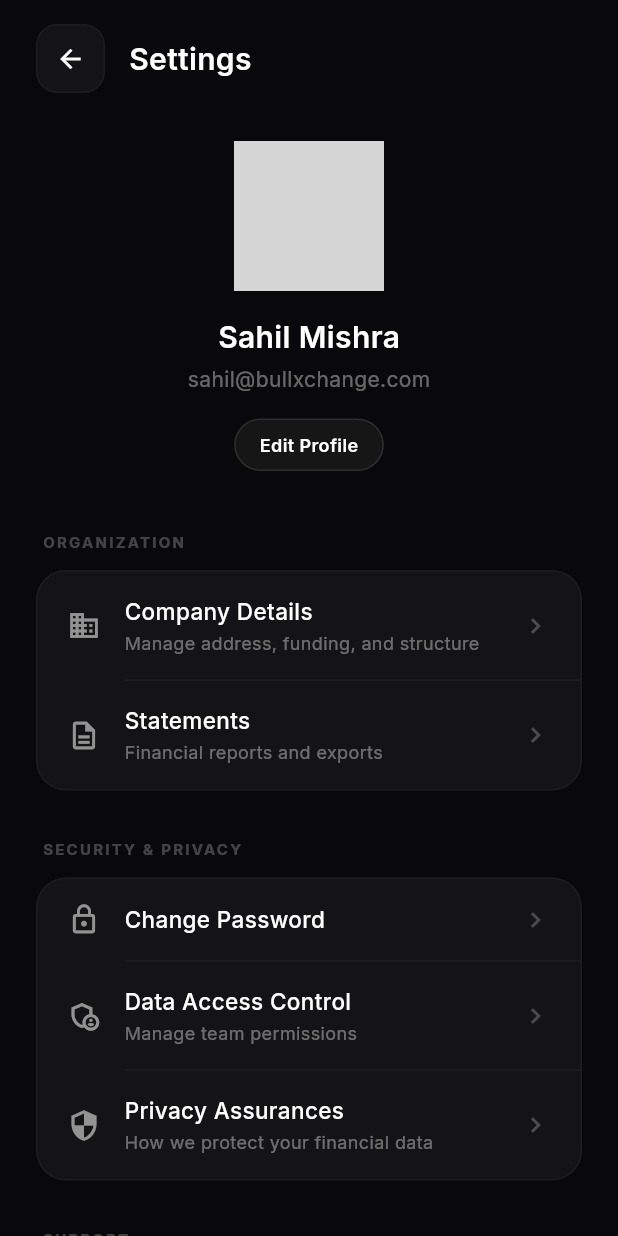
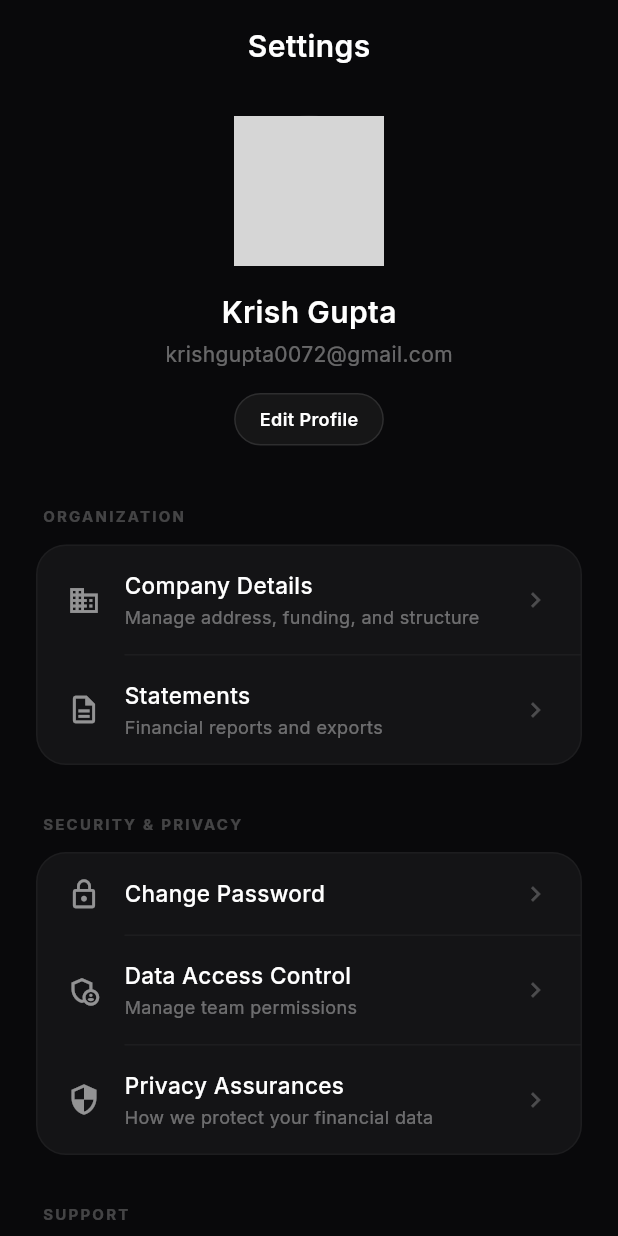
Before and after one commit to krishgupta1/startup-expense-tracker, a Flutter app: the SettingsScreen screen opened directly, on a phone screen of 412 x 824 dp. Run offline on Flutter 3.47's test engine with Material 3 defaults, Android fonts, the phone set to English and light mode, and no system bars; our stand-ins replace google_fonts; network calls fail; grey boxes are pictures that could not be loaded.

Commit message:
Update UI/UX improvements for company setup and settings screens

```diff
--- a/lib/features/company-setup/screen/company_setup_screen.dart
+++ b/lib/features/company-setup/screen/company_setup_screen.dart
@@ -340,8 +340,9 @@ class _CompanySetupScreenState extends State<CompanySetupScreen> {
                       ? _selectedCategories.remove(cat)
                       : _selectedCategories.add(cat);
                   // Hide error as soon as user selects something
-                  if (_selectedCategories.isNotEmpty)
+                  if (_selectedCategories.isNotEmpty) {
                     _showCategoryError = false;
+                  }
                 });
               },
               child: AnimatedContainer(
@@ -539,7 +540,7 @@ class _CompanySetupScreenState extends State<CompanySetupScreen> {
               style: GoogleFonts.inter(color: Colors.white54, fontSize: 16),
             ),
             const SizedBox(height: 24),
-            if (extraHeader != null) extraHeader,
+            ?extraHeader,
             ...children,
             const SizedBox(height: 100),
           ],
--- a/lib/features/settings/screens/data_access_screen.dart
+++ b/lib/features/settings/screens/data_access_screen.dart
@@ -72,7 +72,7 @@ class _DataAccessScreenState extends State<DataAccessScreen> {
                       Switch(
                         value: _allowSupportAccess,
                         onChanged: (val) => setState(() => _allowSupportAccess = val),
-                        activeColor: const Color(0xFF0A84FF),
+                        activeThumbColor: const Color(0xFF0A84FF),
                         activeTrackColor: const Color(0xFF0A84FF).withOpacity(0.3),
                         inactiveThumbColor: Colors.white54,
                         inactiveTrackColor: Colors.white10,
--- a/lib/features/settings/screens/settings_screen.dart
+++ b/lib/features/settings/screens/settings_screen.dart
@@ -160,22 +160,8 @@ class SettingsScreen extends StatelessWidget {
   // --- WIDGET BUILDERS ---
 
   Widget _buildHeader(BuildContext context) {
-    return Row(
-      children: [
-        GestureDetector(
-          onTap: () => Navigator.pop(context),
-          child: Container(
-            padding: const EdgeInsets.all(12),
-            decoration: BoxDecoration(
-              color: const Color(0xFF141416),
-              borderRadius: BorderRadius.circular(14),
-              border: Border.all(color: Colors.white.withOpacity(0.04)),
-            ),
-            child: const Icon(Icons.arrow_back, color: Colors.white, size: 20),
-          ),
-        ),
-        const SizedBox(width: 16),
-        Text(
+    return Center(
+      child: Text(
         "Settings",
         style: GoogleFonts.inter(
           color: Colors.white,
@@ -183,7 +169,6 @@ class SettingsScreen extends StatelessWidget {
           fontWeight: FontWeight.w600,
         ),
       ),
-      ],
     );
   }
 
@@ -224,7 +209,7 @@ class SettingsScreen extends StatelessWidget {
         ),
         const SizedBox(height: 16),
         Text(
-          "Sahil Mishra",
+          "Krish Gupta",
           style: GoogleFonts.inter(
             color: Colors.white,
             fontSize: 20,
@@ -233,7 +218,7 @@ class SettingsScreen extends StatelessWidget {
         ),
         const SizedBox(height: 4),
         Text(
-          "sahil@bullxchange.com",
+          "krishgupta0072@gmail.com",
           style: GoogleFonts.inter(color: Colors.white38, fontSize: 14),
         ),
         const SizedBox(height: 16),
--- a/lib/main.dart
+++ b/lib/main.dart
@@ -1,6 +1,6 @@
 import 'package:flutter/material.dart';
 import 'package:google_fonts/google_fonts.dart';
-import 'package:startup_expense_tracker/features/navigation/screens/navigation_wrapper.dart';
+import 'package:startup_expense_tracker/features/auth/screen/signup.dart';
 import 'theme/app_theme.dart';
 
 void main() {
@@ -22,7 +22,7 @@ class FinancialDashboardApp extends StatelessWidget {
         useMaterial3: true,
         iconTheme: const IconThemeData(color: Colors.white),
       ),
-      home: const NavigationWrapper(),
+      home: const SignUpScreen(),
     );
   }
 }
```
Lines whose indentation alone changed are shown as unchanged.
